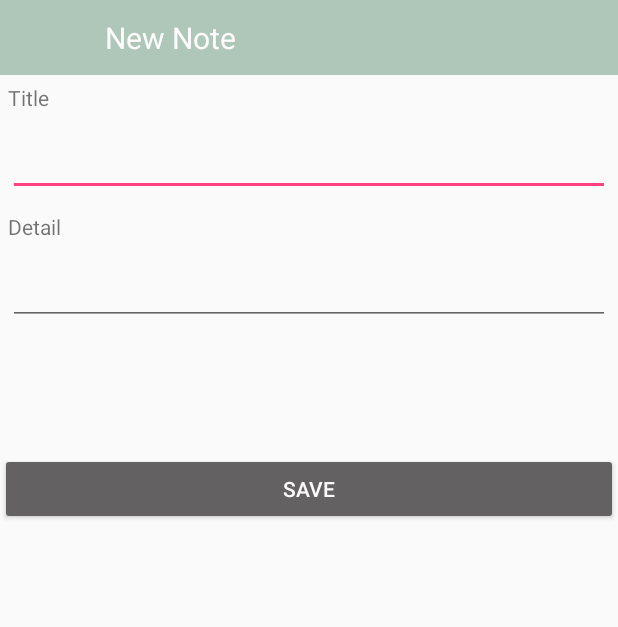
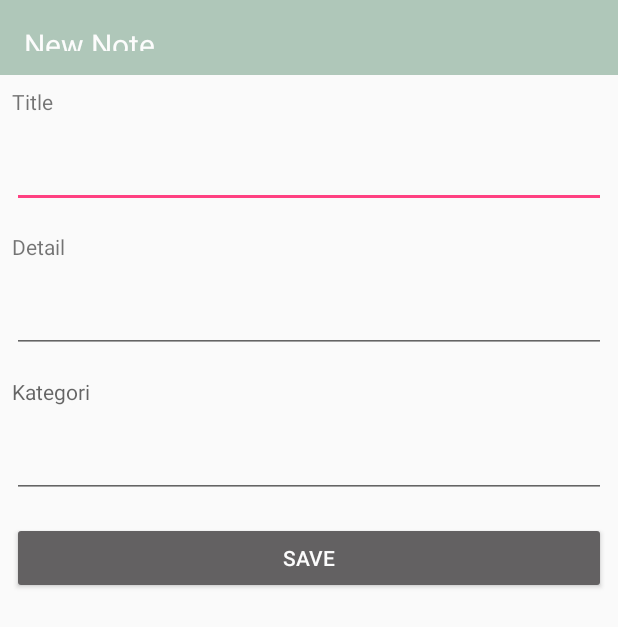
Before and after one commit to merveAltili/GMNotes, an Android app: the layout activity_note_add.xml on its own in the app's theme, with its tools: preview values and no code run, on a phone screen of 412 x 824 dp. Shown: the top 627 px of the screen. Run offline under Robolectric (Android 15) with nearby library versions, the phone set to English and light mode, and no system bars.

Commit message:
Commit 3

```diff
--- a/app/src/main/AndroidManifest.xml
+++ b/app/src/main/AndroidManifest.xml
@@ -16,7 +16,9 @@
                 <category android:name="android.intent.category.LAUNCHER" />
             </intent-filter>
         </activity>
-        <activity android:name=".NoteActivity" />
+        <activity android:name=".NoteActivity"
+
+            />
         <activity android:name=".NoteAddActivity" />
         <activity android:name=".DetailActivity" />
     </application>
--- a/app/src/main/java/com/example/merve/butterknife/APIModule.java
+++ b/app/src/main/java/com/example/merve/butterknife/APIModule.java
@@ -11,6 +11,7 @@ public class APIModule {
     private static  final String NodeAdd_URL="http://10.17.0.46";
     public static Retrofit connectNodeAPI(){
         return new Retrofit.Builder().baseUrl(NodeAdd_URL)
+                .addConverterFactory(GsonConverterFactory.create())
                 .build();
     }
 }
--- a/app/src/main/java/com/example/merve/butterknife/db/AppDatabase.java
+++ b/app/src/main/java/com/example/merve/butterknife/db/AppDatabase.java
@@ -10,7 +10,7 @@ import com.example.merve.butterknife.db.dao.NoteDao;
  */
 @Database(entities = {
         NoteEntity.class
-},version = 1)
+},version = 5)
 public abstract class AppDatabase extends RoomDatabase {
 
     public abstract NoteDao notedao();
--- a/app/src/main/java/com/example/merve/butterknife/db/User.java
+++ b/app/src/main/java/com/example/merve/butterknife/model/User.java
@@ -1,4 +1,4 @@
-package com.example.merve.butterknife.db;
+package com.example.merve.butterknife.model;
 
 import android.arch.persistence.room.PrimaryKey;
 
--- a/app/src/main/res/layout/activity_note_add.xml
+++ b/app/src/main/res/layout/activity_note_add.xml
@@ -21,10 +21,8 @@
                 android:id="@+id/textView"
                 android:layout_width="wrap_content"
                 android:layout_height="wrap_content"
-                android:layout_alignTop="@+id/imageButton"
                 android:layout_marginStart="70dp"
-                android:layout_marginTop="11dp"
-                android:layout_toEndOf="@+id/imageButton"
+                android:layout_margin="16dp"
                 android:text="New Note"
                 android:textSize="20dp"
                 android:textColor="@color/white"/>
@@ -38,14 +36,14 @@
         android:id="@+id/textView2"
         android:layout_width="match_parent"
         android:layout_height="wrap_content"
-        android:layout_margin="5dp"
+        android:layout_margin="8dp"
         android:text="Title" />
 
     <EditText
         android:id="@+id/edtTitle"
         android:layout_width="match_parent"
         android:layout_height="wrap_content"
-        android:layout_margin="5dp"
+        android:layout_margin="8dp"
         android:ems="10"
         android:inputType="textPersonName" />
 
@@ -53,14 +51,28 @@
         android:id="@+id/textView3"
         android:layout_width="match_parent"
         android:layout_height="wrap_content"
-        android:layout_margin="5dp"
+        android:layout_margin="8dp"
         android:text="Detail" />
 
     <EditText
         android:id="@+id/edtDetail"
         android:layout_width="match_parent"
         android:layout_height="wrap_content"
-        android:layout_margin="5dp"
+        android:layout_margin="8dp"
+        android:ems="10"
+        android:inputType="textPersonName" />
+
+    <TextView
+        android:id="@+id/txtKategori"
+        android:layout_width="match_parent"
+        android:layout_height="wrap_content"
+        android:layout_margin="8dp"
+        android:hint="Kategori" />
+    <EditText
+        android:id="@+id/edtKategori"
+        android:layout_width="match_parent"
+        android:layout_height="wrap_content"
+        android:layout_margin="8dp"
         android:ems="10"
         android:inputType="textPersonName" />
 
@@ -68,7 +80,7 @@
         android:id="@+id/btnSave"
         android:layout_width="match_parent"
         android:layout_height="wrap_content"
-        android:layout_marginTop="80dp"
+        android:layout_margin="8dp"
         android:backgroundTint="@color/gri"
         android:textColor="@color/white"
         android:text="SAVE" />
--- /dev/null
+++ b/app/src/main/res/layout/kategori_item.xml
@@ -0,0 +1,5 @@
+<?xml version="1.0" encoding="utf-8"?>
+<TextView android:layout_width="match_parent"
+    android:layout_height="wrap_content"
+    android:id="@+id/txt2"
+    xmlns:android="http://schemas.android.com/apk/res/android" />
--- a/app/src/main/res/values/styles.xml
+++ b/app/src/main/res/values/styles.xml
@@ -1,7 +1,7 @@
 <resources>
 
     <!-- Base application theme. -->
-    <style name="AppTheme" parent="Theme.AppCompat.Light.DarkActionBar">
+    <style name="AppTheme" parent="Theme.AppCompat.Light.NoActionBar">
         <!-- Customize your theme here. -->
         <item name="colorPrimary">@color/colorPrimary</item>
         <item name="colorPrimaryDark">@color/colorPrimaryDark</item>
--- a/build.gradle
+++ b/build.gradle
@@ -8,9 +8,7 @@ buildscript {
     }
     dependencies {
         classpath 'com.android.tools.build:gradle:3.0.1'
-        classpath 'com.android.tools.build:gradle:2.2.3'
         classpath 'com.neenbedankt.gradle.plugins:android-apt:1.8'
-        classpath 'com.android.tools.build:gradle:2.3.3'
         classpath 'org.greenrobot:greendao-gradle-plugin:3.2.2'
 
         // NOTE: Do not place your application dependencies here; they belong
```
Also changed, not shown: app/src/main/java/com/example/merve/butterknife/MainActivity.java (+33 -19 lines), app/src/main/java/com/example/merve/butterknife/NoteActivity.java (+65 -17 lines), app/src/main/java/com/example/merve/butterknife/NoteAddActivity.java (+22 -16 lines), app/src/main/java/com/example/merve/butterknife/db/Entity/NoteEntity.java (+25 -7 lines), app/src/main/java/com/example/merve/butterknife/db/Note.java (deleted, +0 -49 lines), app/src/main/java/com/example/merve/butterknife/db/dao/NoteDao.java (+6 -3 lines), app/src/main/res/layout/activity_note.xml (+44 -65 lines).
